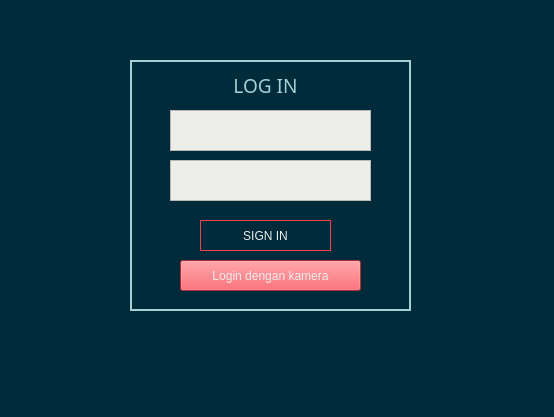
thaa15/proyekgui, file Login_Page.ui: the form before one commit.
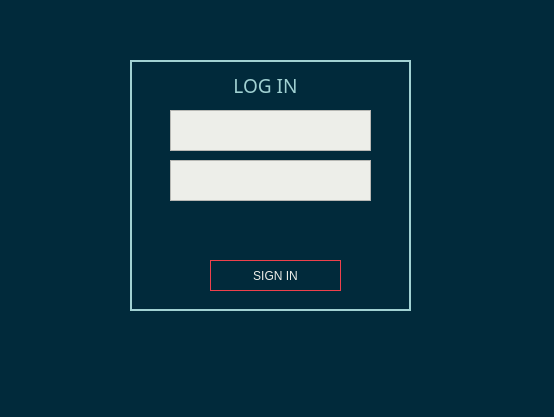
The form after the commit.

Diff of the .ui file:
```diff
--- a/Login_Page.ui
+++ b/Login_Page.ui
@@ -86,8 +86,8 @@
    <widget class="QPushButton" name="signin_button">
     <property name="geometry">
      <rect>
-      <x>200</x>
-      <y>220</y>
+      <x>210</x>
+      <y>260</y>
       <width>131</width>
       <height>31</height>
      </rect>
@@ -101,26 +101,6 @@
      <string>SIGN IN</string>
     </property>
    </widget>
-   <widget class="QPushButton" name="camera_button">
-    <property name="geometry">
-     <rect>
-      <x>180</x>
-      <y>260</y>
-      <width>181</width>
-      <height>31</height>
-     </rect>
-    </property>
-    <property name="styleSheet">
-     <string notr="true">background-color:rgb(238, 65, 76);
-font: 8pt &quot;Raleway medium&quot;;
-color:rgb(237, 238, 233)
-
-</string>
-    </property>
-    <property name="text">
-     <string>Login dengan kamera</string>
-    </property>
-   </widget>
    <widget class="QTextEdit" name="npm_input">
     <property name="geometry">
      <rect>
```
Left out of the diff: 1 changed line with no effect on the pictures.
